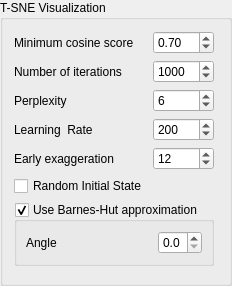
Qt form lib/ui/widgets/tsne_options_widget.ui (metgem/metgem) before a commit.
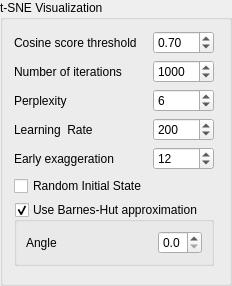
The same form after that commit.

Commit message: Add units to parameters widgets

What changed in the file:
```diff
--- a/lib/ui/widgets/tsne_options_widget.ui
+++ b/lib/ui/widgets/tsne_options_widget.ui
@@ -7,11 +7,11 @@
     <x>0</x>
     <y>0</y>
     <width>232</width>
-    <height>211</height>
+    <height>237</height>
    </rect>
   </property>
   <property name="title">
-   <string>T-SNE Visualization</string>
+   <string>t-SNE Visualization</string>
   </property>
   <layout class="QGridLayout" name="gridLayout_3">
    <item row="3" column="0">
@@ -103,7 +103,7 @@
    <item row="0" column="0">
     <widget class="QLabel" name="label_5">
      <property name="text">
-      <string>Minimum cosine score</string>
+      <string>Cosine score threshold</string>
      </property>
     </widget>
    </item>
```
The commit also changes 3 other files.
